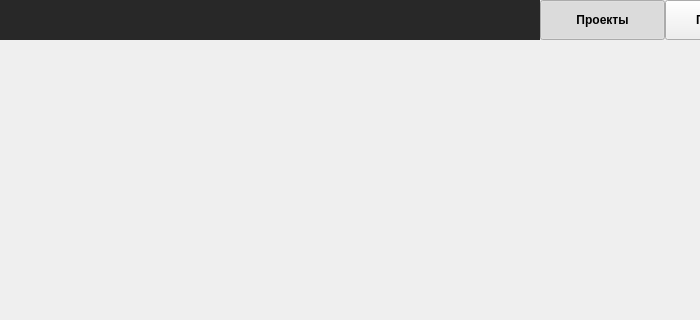
Qt form liver generator/lobule2d/mainwindow.ui (Re5ime/lobule) before a commit; both pictures show x 0 to 700 and y 0 to 320 of the 915 by 552 pixel window.
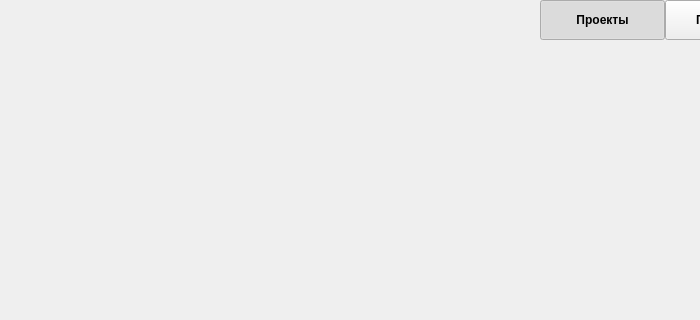
The same form after that commit. Icons and pictures are not drawn.

Commit message: change expert geometry and color theme

```diff
--- a/liver generator/lobule2d/mainwindow.ui
+++ b/liver generator/lobule2d/mainwindow.ui
@@ -57,7 +57,7 @@
          </size>
         </property>
         <property name="styleSheet">
-         <string notr="true">background-color: rgb(40, 40, 40);</string>
+         <string notr="true"/>
         </property>
        </widget>
       </item>
```
The commit also changes 6 other files.
